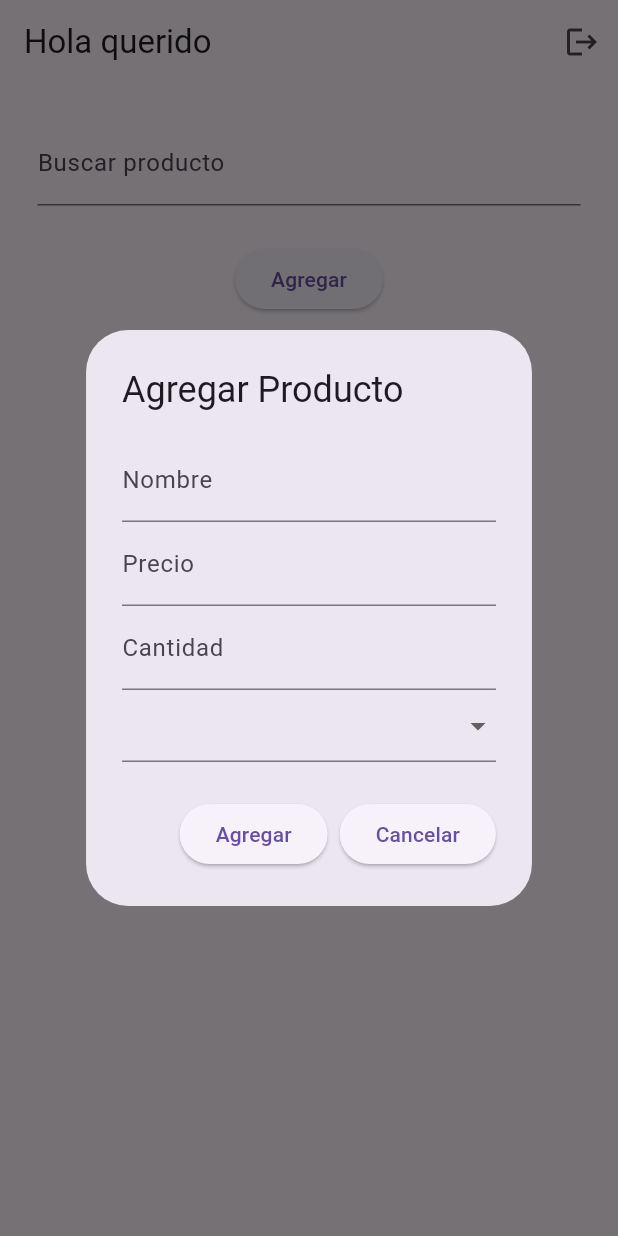
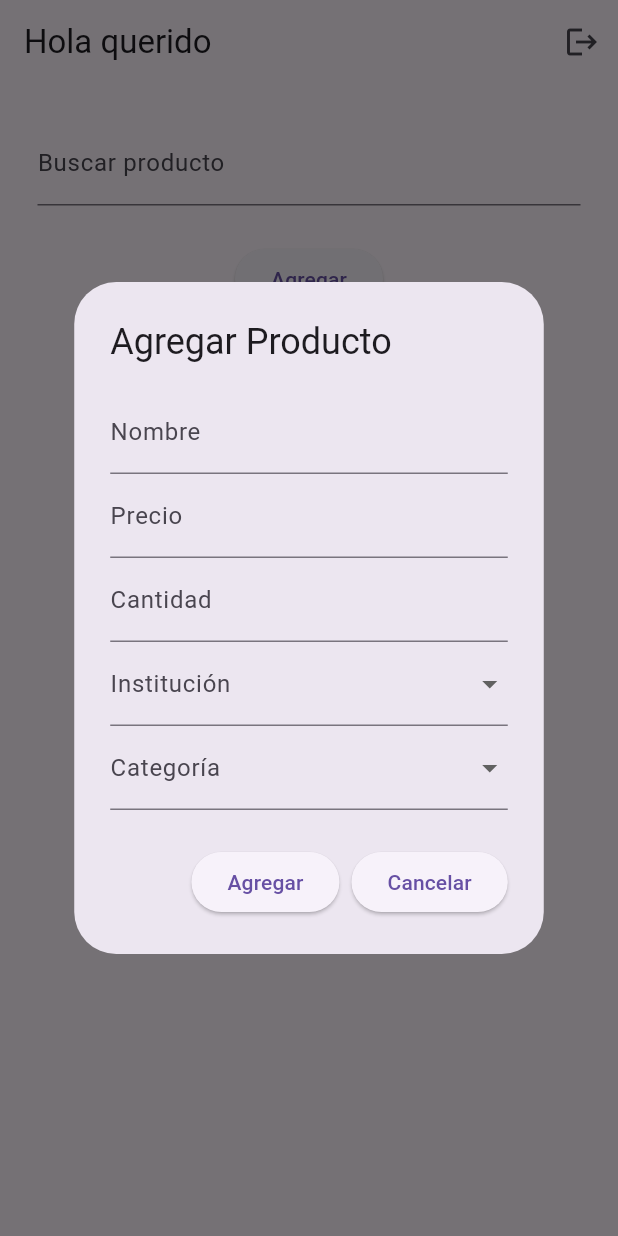
Before and after one commit to T1Z20/stock-main-flutter, a Flutter app: the Stock screen opened directly, after a tap on "Agregar", on a phone screen of 412 x 824 dp. Run offline on Flutter 3.47's test engine with Material 3 defaults, Android fonts, the phone set to English and light mode, and no system bars; our stand-ins replace cloud_firestore, firebase_auth, firebase_core; accounts and stored records are empty; network calls fail.

Commit message:
Filtrado por institucion

```diff
--- a/lib/main.dart
+++ b/lib/main.dart
@@ -1,4 +1,3 @@
-
 // ignore_for_file: prefer_const_constructors, prefer_const_literals_to_create_immutables, unused_local_variable
 
 import 'package:firebase_auth/firebase_auth.dart';
@@ -8,24 +7,12 @@ import 'package:stock_main/Login.dart';
 import 'package:stock_main/firebase_options.dart';
 import 'package:cloud_firestore/cloud_firestore.dart';
 
-void main() {
-  runApp(
-    const MyApp());
-  firebaseinit();
-  }
-
-  Future<void> firebaseinit() async {
-
-var usuarioAPPBAR = '';
-
-
+void main() async {
   WidgetsFlutterBinding.ensureInitialized();
   await Firebase.initializeApp(options: DefaultFirebaseOptions.currentPlatform);
 
-
+  runApp(const MyApp());
 }
-
-
 
 class MyApp extends StatelessWidget {
   const MyApp({super.key});
@@ -34,8 +21,19 @@ class MyApp extends StatelessWidget {
   Widget build(BuildContext context) {
     return MaterialApp(
       debugShowCheckedModeBanner: false,
-      home: Login(),
-
+      home: FutureBuilder<User?>(
+        future: FirebaseAuth.instance.authStateChanges().first,
+        builder: (context, snapshot) {
+          if (snapshot.connectionState == ConnectionState.waiting) {
+            return CircularProgressIndicator();
+          }
+          if (snapshot.hasData) {
+            return Stock();
+          } else {
+            return Login();
+          }
+        },
+      ),
     );
   }
 }
@@ -46,190 +44,33 @@ class Stock extends StatefulWidget {
   @override
   State<Stock> createState() => _StockState();
 }
-  List<String> listaDeOpciones = ["Mothers","Placas de video","Procesadores","Memorias Ram","Memorias de almacenamiento"];
-  String categoria = '';
-  String nombre = '';
-  int precio = 0;
-  int cantidad = 0;
+
+class _StockState extends State<Stock> {
   String busqueda = '';
+  String? userInstitutionId;
+  bool isAdmin = false;
 
-
-Future<void> editarproductos(BuildContext context,data,docId) async {
-
-showDialog(
-  context: context,
-   builder: (BuildContext context) {
-
-        String nuevoNombre = data['nombre'];
-        int nuevoPrecio = data['precio'];
-        int nuevaCantidad = data['cantidad'];
-        String nuevaCategoria = data['categoria'];
-
-return AlertDialog(
-          title: Text('Editar Producto'),
-          content: Column(
-mainAxisSize: MainAxisSize.min,
-            children: [
-              TextField(
-                decoration: InputDecoration(labelText: 'Nombre'),
-                onChanged: (value) => nuevoNombre = value,
-                controller: TextEditingController(text: nuevoNombre),
-              ),
-              TextField(
-                decoration: InputDecoration(labelText: 'Precio'),
-                onChanged: (value) => nuevoPrecio = int.tryParse(value) ?? nuevoPrecio,
-                controller: TextEditingController(text: nuevoPrecio.toString()),
-                keyboardType: TextInputType.number,
-              ),
-              TextField(
-                decoration: InputDecoration(labelText: 'Cantidad'),
-                onChanged: (value) => nuevaCantidad = int.tryParse(value) ?? nuevaCantidad,
-                controller: TextEditingController(text: nuevaCantidad.toString()),
-                keyboardType: TextInputType.number,
-              ),
-              DropdownButtonFormField(
-  items: listaDeOpciones.map((e) {
-    return DropdownMenuItem(
-      child: SizedBox(
-        width: double.infinity,
-        child: Text(
-          e,
-          overflow: TextOverflow.ellipsis,
-        ),
-      ),
-      value: e,
-    );
-  }).toList(),
-  value: nuevaCategoria,
-  onChanged: (value) => nuevaCategoria = value as String,
-  isDense: true,
-  isExpanded: true,
-)
-            ]
-          ),
-          actions: [
-            ElevatedButton(
-              onPressed: () async {
-    try {
-      await FirebaseFirestore.instance.collection('stock').doc(docId).update({
-        'nombre': nuevoNombre,
-        'precio': nuevoPrecio,
-        'cantidad': nuevaCantidad,
-        'categoria': nuevaCategoria
-      });
-
-      Navigator.of(context).pop();
-    } catch (e) {
-      print('Error al actualizar el producto: $e');
-    }
-  },
-  child: Text('Guardar'),
-),
-            ElevatedButton(
-              onPressed: () {
-                Navigator.of(context).pop();
-              },
-              child: Text('Cancelar'),
-            ),
-          ],
-);
-
+  @override
+  void initState() {
+    super.initState();
+    _getUserInstitution();
   }
 
+  Future<void> _getUserInstitution() async {
+    var user = FirebaseAuth.instance.currentUser;
+    if (user != null) {
+      var userDoc = await FirebaseFirestore.instance.collection('Usuarios').doc(user.uid).get();
+      var userData = userDoc.data() as Map<String, dynamic>?;
 
-   );
-
-
+      if (userData != null) {
+        setState(() {
+          userInstitutionId = userData['id_institucion'];
+          isAdmin = userData['rol'] == 'admin';
+        });
       }
-
-
- Future<void> eliminarproductos(docId) async {
-try {
-
-
-
-    await FirebaseFirestore.instance.collection('stock').doc(docId).delete();
-  } catch (e) {
-    print('Error al eliminar el documento: $e');
     }
   }
 
-  Future<void> agregarboton(BuildContext context) async {
-    return showDialog<void>(
-      context: context,
-      builder: (BuildContext context) {
-        return AlertDialog(
-          title: const Text('Agregar Producto'),
-          content: Column(
-            mainAxisSize: MainAxisSize.min,
-            children: [
-              TextField(
-                decoration: const InputDecoration(labelText: 'Nombre'),
-                onChanged: (value) => nombre = value,
-              ),
-              TextField(
-                decoration: const InputDecoration(labelText: 'Precio'),
-                onChanged: (value) => precio = int.tryParse(value) ?? 0,
-                keyboardType: TextInputType.number,
-              ),
-              TextField(
-                decoration: const InputDecoration(labelText: 'Cantidad'),
-                onChanged: (value) => cantidad = int.tryParse(value) ?? 0,
-                keyboardType: TextInputType.number,
-              ),
-              DropdownButtonFormField(
-  items: listaDeOpciones.map((e){
-    return DropdownMenuItem(
-      child: SizedBox(
-        width: double.infinity,
-        child: Text(
-          e,
-          overflow: TextOverflow.ellipsis,
-        ),
-      ),
-      value: e,
-    );
-  }).toList(),
-  onChanged: (value) => categoria = value!,
-  isDense: true,
-  isExpanded: true,
-)
-            ],
-          ),
-          actions: [
-            ElevatedButton(
-              onPressed: () {
-                agregarStock(nombre, precio, cantidad);
-                Navigator.of(context).pop();
-              },
-              child: Text('Agregar'),
-            ),
-             ElevatedButton(
-              onPressed: () {
-                Navigator.of(context).pop();
-              },
-              child: Text('Cancelar'),
-            ),
-
-          ],
-        );
-      },
-    );
-  }
-
-  Future<void> agregarStock(nombre,precio,cantidad) async {
-    await FirebaseFirestore.instance
-    .collection('stock')
-    .add({
-      "nombre": nombre,
-      'precio': precio,
-      'cantidad': cantidad,
-      'categoria': categoria,
-    });
-  }
-
-
-class _StockState extends State<Stock> {
   @override
   Widget build(BuildContext context) {
     return Scaffold(
@@ -254,6 +95,13 @@ class _StockState extends State<Stock> {
           },
         ),
         actions: [
+          if (isAdmin) // Mostrar botón si es administrador
+            IconButton(
+              onPressed: () {
+                // Funcionalidad futura para gestionar administradores
+              },
+              icon: Icon(Icons.admin_panel_settings),
+            ),
           IconButton(
             onPressed: () async {
               await FirebaseAuth.instance.signOut();
@@ -268,7 +116,6 @@ class _StockState extends State<Stock> {
       ),
       body: Center(
         child: Column(
-
           children: [
             Padding(
               padding: const EdgeInsets.all(25.0),
@@ -289,11 +136,13 @@ class _StockState extends State<Stock> {
             ),
             Expanded(
               child: StreamBuilder(
-                stream: FirebaseFirestore.instance
+                stream: (userInstitutionId != null)
+                    ? FirebaseFirestore.instance
                         .collection('stock')
-                    .snapshots(),
-                builder: (BuildContext context,
-                    AsyncSnapshot<QuerySnapshot> snapshot) {
+                        .where('id_institucion', isEqualTo: userInstitutionId)
+                        .snapshots()
+                    : FirebaseFirestore.instance.collection('stock').snapshots(),
+                builder: (BuildContext context, AsyncSnapshot<QuerySnapshot> snapshot) {
                   if (snapshot.connectionState == ConnectionState.waiting) {
                     return Center(child: CircularProgressIndicator());
                   }
@@ -303,13 +152,12 @@ class _StockState extends State<Stock> {
                   }
 
                   final filteredProducts = snapshot.data!.docs.where((document) {
-                    final Map<String, dynamic> data =
-                        document.data() as Map<String, dynamic>;
+                    final Map<String, dynamic> data = document.data() as Map<String, dynamic>;
                     final nombre = data['nombre'] as String;
                     return nombre.toLowerCase().contains(busqueda.toLowerCase());
                   }).toList();
 
-                  if (snapshot.data!.docs.isEmpty) {
+                  if (filteredProducts.isEmpty) {
                     return Center(child: Text('No hay productos'));
                   }
 
@@ -321,12 +169,12 @@ class _StockState extends State<Stock> {
                         DataColumn(label: Text('Precio')),
                         DataColumn(label: Text('Cantidad')),
                         DataColumn(label: Text('Categoria')),
+
                         DataColumn(label: Text('')),
                         DataColumn(label: Text('')),
                       ],
                       rows: filteredProducts.map((DocumentSnapshot document) {
-                        final Map<String, dynamic> data =
-                            document.data() as Map<String, dynamic>;
+                        final Map<String, dynamic> data = document.data() as Map<String, dynamic>;
                         final String docId = document.id;
                         return DataRow(
                           cells: [
@@ -334,6 +182,7 @@ class _StockState extends State<Stock> {
                             DataCell(Text(data['precio'].toString())),
                             DataCell(Text(data['cantidad'].toString())),
                             DataCell(Text(data['categoria'])),
+
                             DataCell(IconButton(
                               icon: Icon(Icons.edit),
                               onPressed: () {
@@ -353,10 +202,215 @@ class _StockState extends State<Stock> {
                   );
                 },
               ),
-            )
+            ),
           ],
         ),
       ),
     );
   }
+
+  Future<void> agregarboton(BuildContext context) async {
+    List<DropdownMenuItem<String>> institutionItems = [];
+
+    try {
+      var institutionSnapshot = await FirebaseFirestore.instance.collection('instituciones').get();
+      institutionItems = institutionSnapshot.docs.map((doc) {
+        var data = doc.data();
+        return DropdownMenuItem<String>(
+          value: doc.id,
+          child: Text(data['nombre']),
+        );
+      }).toList();
+    } catch (e) {
+      print('Error al cargar instituciones: $e');
     }
+
+    if (institutionItems.isEmpty) {
+      institutionItems.add(
+        DropdownMenuItem<String>(
+          value: '',
+          child: Text('No hay instituciones disponibles'),
+        ),
+      );
+    }
+
+    String? selectedInstitution;
+
+    return showDialog<void>(
+      context: context,
+      builder: (BuildContext context) {
+        return AlertDialog(
+          title: const Text('Agregar Producto'),
+          content: Column(
+            mainAxisSize: MainAxisSize.min,
+            children: [
+              TextField(
+                decoration: const InputDecoration(labelText: 'Nombre'),
+                onChanged: (value) => nombre = value,
+              ),
+              TextField(
+                decoration: const InputDecoration(labelText: 'Precio'),
+                onChanged: (value) => precio = int.tryParse(value) ?? 0,
+                keyboardType: TextInputType.number,
+              ),
+              TextField(
+                decoration: const InputDecoration(labelText: 'Cantidad'),
+                onChanged: (value) => cantidad = int.tryParse(value) ?? 0,
+                keyboardType: TextInputType.number,
+              ),
+              DropdownButtonFormField<String>(
+                decoration: const InputDecoration(labelText: 'Institución'),
+                items: institutionItems,
+                onChanged: (value) => selectedInstitution = value,
+                isExpanded: true,
+              ),
+              DropdownButtonFormField<String>(
+                decoration: const InputDecoration(labelText: 'Categoría'),
+                items: listaDeOpciones.map((e) {
+                  return DropdownMenuItem<String>(
+                    value: e,
+                    child: Text(e),
+                  );
+                }).toList(),
+                onChanged: (value) => categoria = value!,
+                isExpanded: true,
+              )
+            ],
+          ),
+          actions: [
+            ElevatedButton(
+              onPressed: () {
+                if (selectedInstitution != null && selectedInstitution!.isNotEmpty) {
+                  agregarStock(nombre, precio, cantidad, selectedInstitution!);
+                  Navigator.of(context).pop();
+                } else {
+                  print('Seleccione una institución válida');
+                }
+              },
+              child: Text('Agregar'),
+            ),
+            ElevatedButton(
+              onPressed: () {
+                Navigator.of(context).pop();
+              },
+              child: Text('Cancelar'),
+            ),
+          ],
+        );
+      },
+    );
+  }
+
+  Future<void> agregarStock(String nombre, int precio, int cantidad, String institucionId) async {
+    await FirebaseFirestore.instance.collection('stock').add({
+      "nombre": nombre,
+      'precio': precio,
+      'cantidad': cantidad,
+      'categoria': categoria,
+      'institucion': institucionId,
+      'id_institucion': institucionId,
+    });
+  }
+
+  Future<void> editarproductos(BuildContext context, data, docId) async {
+    showDialog(
+      context: context,
+      builder: (BuildContext context) {
+        String nuevoNombre = data['nombre'];
+        int nuevoPrecio = data['precio'];
+        int nuevaCantidad = data['cantidad'];
+        String nuevaCategoria = data['categoria'];
+        String nuevaInstitucion = data['institucion'];
+
+        return AlertDialog(
+          title: Text('Editar Producto'),
+          content: Column(
+            mainAxisSize: MainAxisSize.min,
+            children: [
+              TextField(
+                decoration: InputDecoration(labelText: 'Nombre'),
+                onChanged: (value) => nuevoNombre = value,
+                controller: TextEditingController(text: nuevoNombre),
+              ),
+              TextField(
+                decoration: InputDecoration(labelText: 'Precio'),
+                onChanged: (value) => nuevoPrecio = int.tryParse(value) ?? nuevoPrecio,
+                controller: TextEditingController(text: nuevoPrecio.toString()),
+                keyboardType: TextInputType.number,
+              ),
+              TextField(
+                decoration: InputDecoration(labelText: 'Cantidad'),
+                onChanged: (value) => nuevaCantidad = int.tryParse(value) ?? nuevaCantidad,
+                controller: TextEditingController(text: nuevaCantidad.toString()),
+                keyboardType: TextInputType.number,
+              ),
+              TextField(
+                decoration: InputDecoration(labelText: 'Institucion'),
+                onChanged: (value) => nuevaInstitucion = value,
+                controller: TextEditingController(text: nuevaInstitucion),
+              ),
+              DropdownButtonFormField(
+                items: listaDeOpciones.map((e) {
+                  return DropdownMenuItem(
+                    child: SizedBox(
+                      width: double.infinity,
+                      child: Text(
+                        e,
+                        overflow: TextOverflow.ellipsis,
+                      ),
+                    ),
+                    value: e,
+                  );
+                }).toList(),
+                value: nuevaCategoria,
+                onChanged: (value) => nuevaCategoria = value as String,
+                isDense: true,
+                isExpanded: true,
+              )
+            ],
+          ),
+          actions: [
+            ElevatedButton(
+              onPressed: () async {
+                try {
+                  await FirebaseFirestore.instance.collection('stock').doc(docId).update({
+                    'nombre': nuevoNombre,
+                    'precio': nuevoPrecio,
+                    'cantidad': nuevaCantidad,
+                    'categoria': nuevaCategoria,
+                    'institucion': nuevaInstitucion,
+                  });
+
+                  Navigator.of(context).pop();
+                } catch (e) {
+                  print('Error al actualizar el producto: $e');
+                }
+              },
+              child: Text('Guardar'),
+            ),
+            ElevatedButton(
+              onPressed: () {
+                Navigator.of(context).pop();
+              },
+              child: Text('Cancelar'),
+            ),
+          ],
+        );
+      },
+    );
+  }
+
+  Future<void> eliminarproductos(docId) async {
+    try {
+      await FirebaseFirestore.instance.collection('stock').doc(docId).delete();
+    } catch (e) {
+      print('Error al eliminar el documento: $e');
+    }
+  }
+}
+
+List<String> listaDeOpciones = ["Mothers", "Placas de video", "Procesadores", "Memorias Ram", "Memorias de almacenamiento"];
+String categoria = '';
+String nombre = '';
+int precio = 0;
+int cantidad = 0;
```
Also changed, not shown: lib/desarrolladorscreen.dart (+1 -8 lines). Lines whose indentation alone changed are shown as unchanged.
